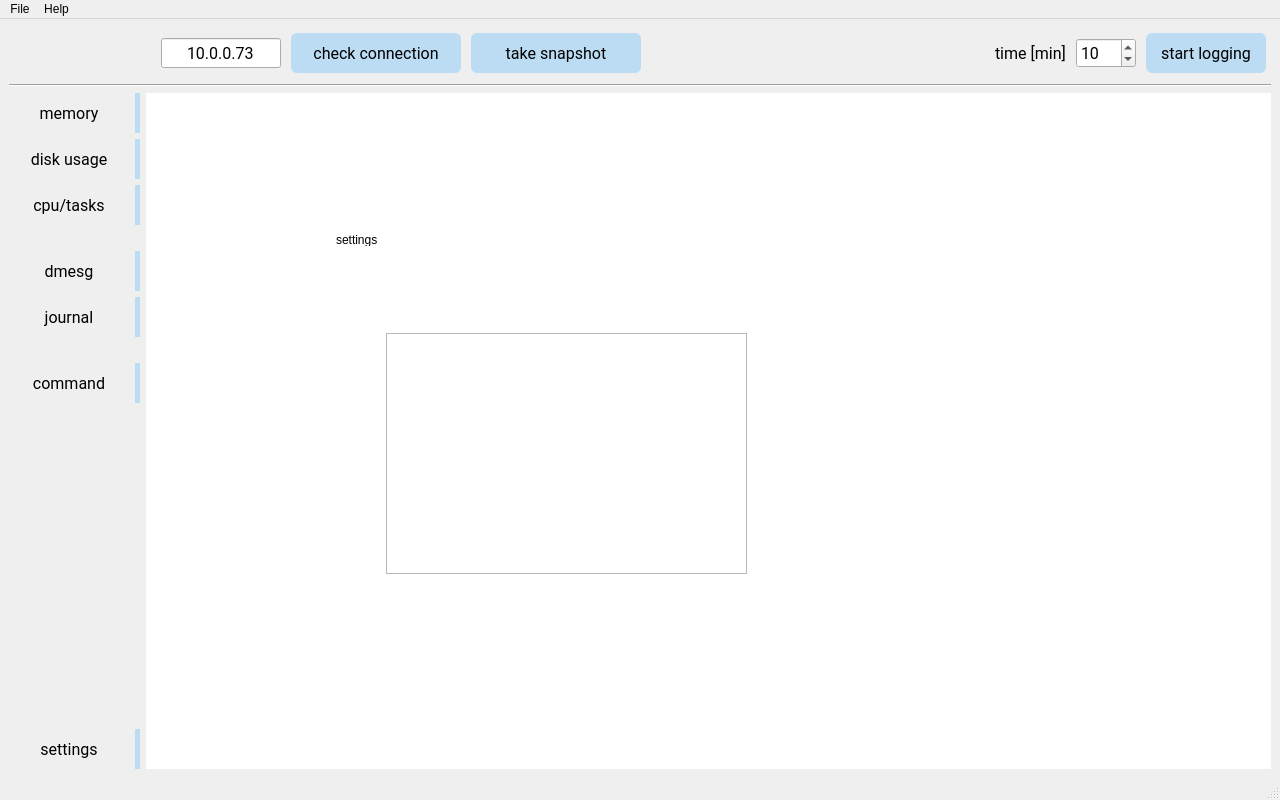
This is GUI/qt5TCMonitorMainWindow.ui in jaroslavkovar80/SSHClient as Qt 5 draws it before an edit. The edited form follows.
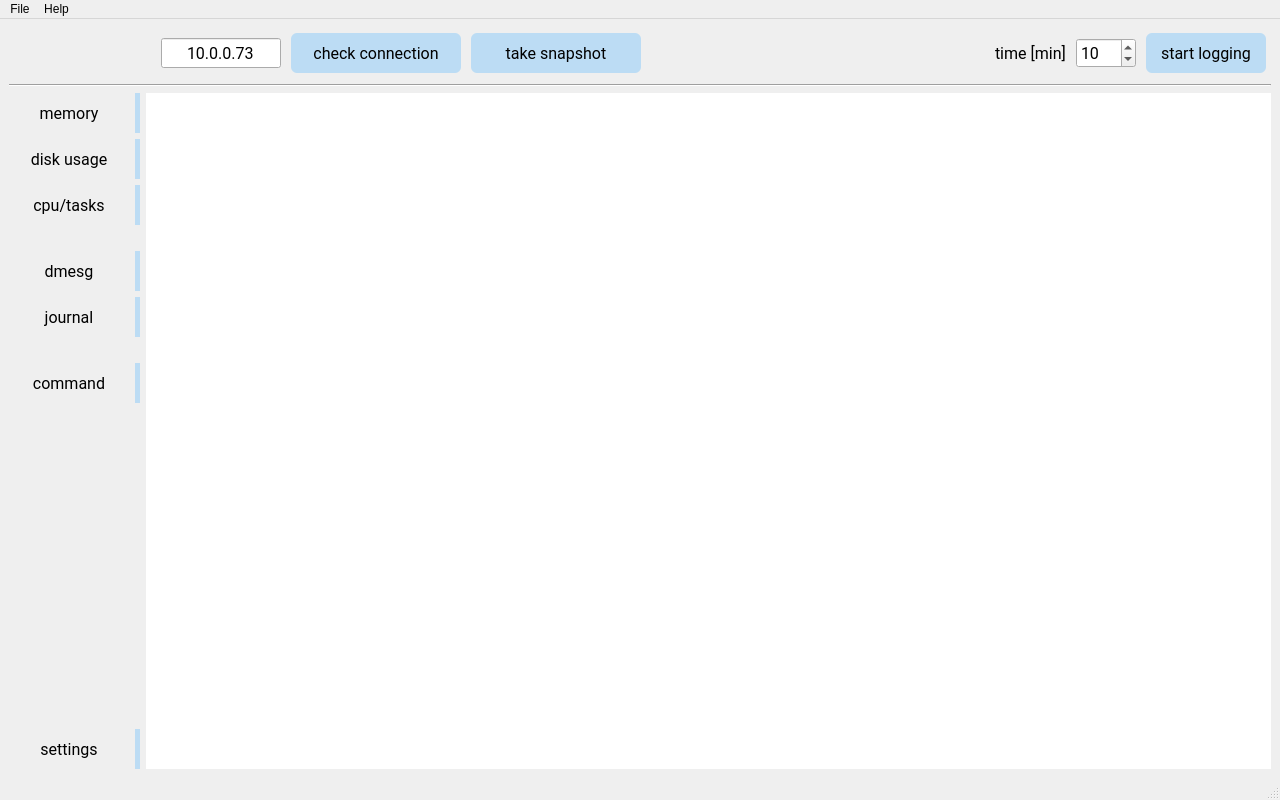
This is the edited form. The open tabs and pages were chosen to show the change. Icons and pictures are not drawn.

Commit message: snapshot for all tabs

```diff
--- a/GUI/qt5TCMonitorMainWindow.ui
+++ b/GUI/qt5TCMonitorMainWindow.ui
@@ -2267,44 +2267,7 @@
         </item>
        </layout>
       </widget>
-      <widget class="QWidget" name="pgSettings">
-       <widget class="QLabel" name="label">
-        <property name="geometry">
-         <rect>
-          <x>190</x>
-          <y>140</y>
-          <width>47</width>
-          <height>13</height>
-         </rect>
-        </property>
-        <property name="text">
-         <string>settings </string>
-        </property>
-       </widget>
-       <widget class="QGraphicsView" name="graphicsView">
-        <property name="geometry">
-         <rect>
-          <x>240</x>
-          <y>240</y>
-          <width>361</width>
-          <height>241</height>
-         </rect>
-        </property>
-        <property name="cacheMode">
-         <set>QGraphicsView::CacheBackground</set>
-        </property>
-       </widget>
-       <widget class="QWidget" name="widget" native="true">
-        <property name="geometry">
-         <rect>
-          <x>370</x>
-          <y>100</y>
-          <width>120</width>
-          <height>80</height>
-         </rect>
-        </property>
-       </widget>
-      </widget>
+      <widget class="QWidget" name="pgSettings"/>
      </widget>
     </item>
     <item row="1" column="0" colspan="2">
```
Left out of the diff: 4 changed lines with no effect on the pictures. The commit also changes 2 other files.
